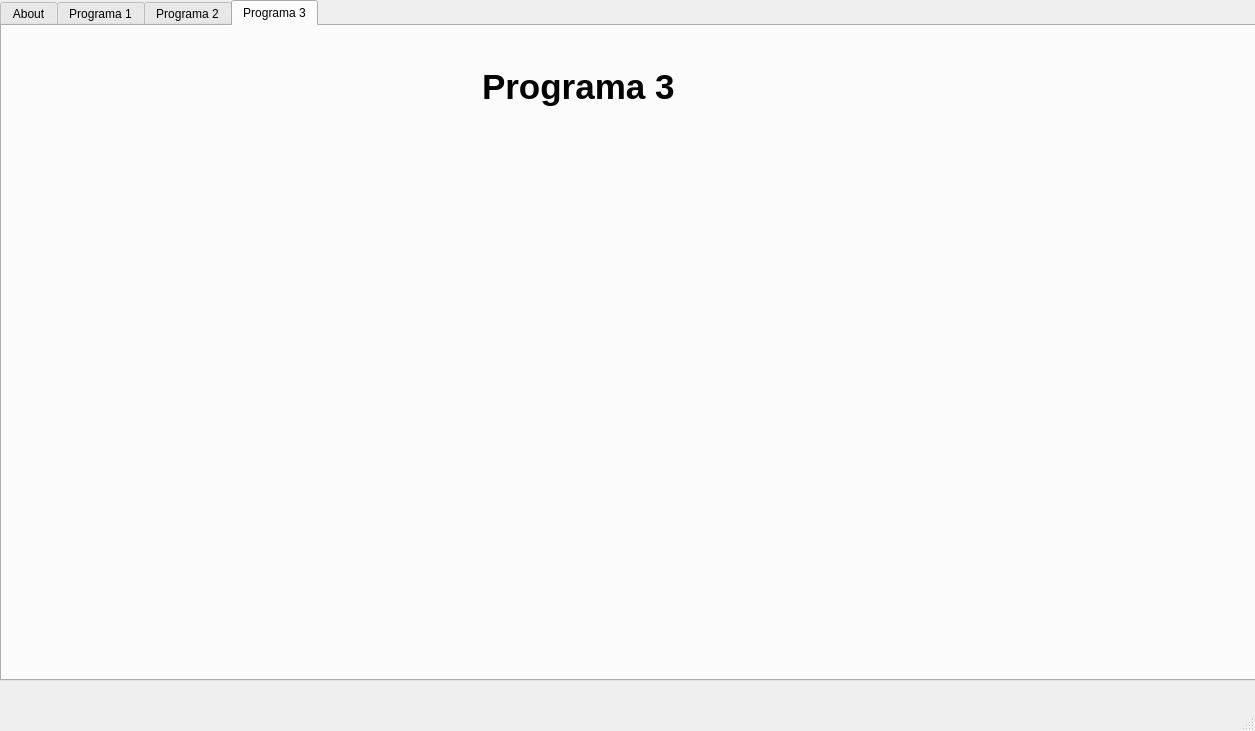
Before: the Qt Designer form ProgramaConUI/InterfazMenu.ui in bryanjimenezchacon/Progra1Algebra, drawn with Qt 5.
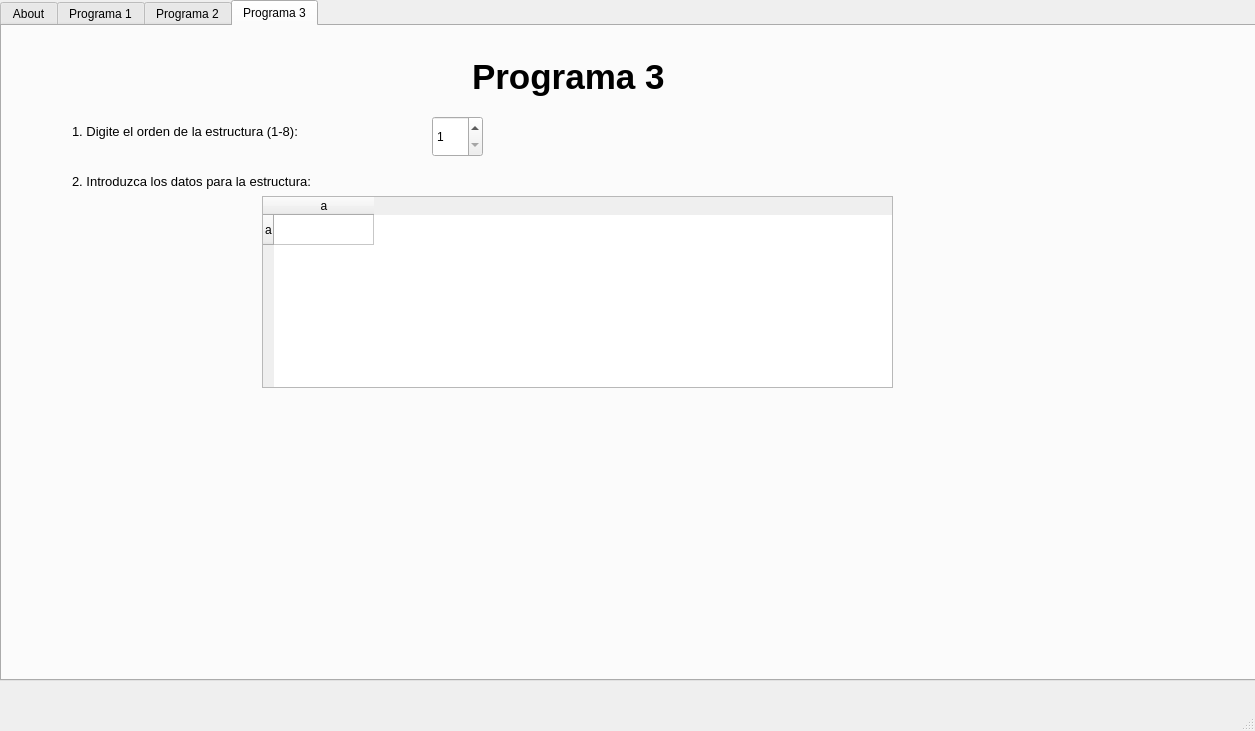
After: the same form once the commit is applied. The open tabs and pages were chosen to show the change.

Commit message: Continuacion Interfaz

Diff of the .ui file:
```diff
--- a/ProgramaConUI/InterfazMenu.ui
+++ b/ProgramaConUI/InterfazMenu.ui
@@ -777,8 +777,8 @@
      <widget class="QLabel" name="label_3">
       <property name="geometry">
        <rect>
-        <x>480</x>
-        <y>10</y>
+        <x>470</x>
+        <y>0</y>
         <width>351</width>
         <height>101</height>
        </rect>
@@ -797,6 +797,81 @@
        <bool>false</bool>
       </property>
      </widget>
+     <widget class="QSpinBox" name="spinBoxOrden">
+      <property name="enabled">
+       <bool>true</bool>
+      </property>
+      <property name="geometry">
+       <rect>
+        <x>430</x>
+        <y>90</y>
+        <width>51</width>
+        <height>41</height>
+       </rect>
+      </property>
+      <property name="minimum">
+       <number>1</number>
+      </property>
+      <property name="maximum">
+       <number>8</number>
+      </property>
+     </widget>
+     <widget class="QLabel" name="nombreOrdenEstructura">
+      <property name="geometry">
+       <rect>
+        <x>70</x>
+        <y>90</y>
+        <width>351</width>
+        <height>31</height>
+       </rect>
+      </property>
+      <property name="font">
+       <font>
+        <pointsize>10</pointsize>
+       </font>
+      </property>
+      <property name="text">
+       <string>1. Digite el orden de la estructura (1-8):</string>
+      </property>
+     </widget>
+     <widget class="QLabel" name="nombreDatosEstructura">
+      <property name="geometry">
+       <rect>
+        <x>70</x>
+        <y>140</y>
+        <width>351</width>
+        <height>31</height>
+       </rect>
+      </property>
+      <property name="font">
+       <font>
+        <pointsize>10</pointsize>
+       </font>
+      </property>
+      <property name="text">
+       <string>2. Introduzca los datos para la estructura:</string>
+      </property>
+     </widget>
+     <widget class="QTableWidget" name="tableWidgetDatosEstructura">
+      <property name="geometry">
+       <rect>
+        <x>260</x>
+        <y>170</y>
+        <width>631</width>
+        <height>192</height>
+       </rect>
+      </property>
+      <row>
+       <property name="text">
+        <string>a</string>
+       </property>
+      </row>
+      <column>
+       <property name="text">
+        <string>a</string>
+       </property>
+      </column>
+     </widget>
     </widget>
    </widget>
    <widget class="QComboBox" name="comboBox_4">
```
Left out of the diff: 2 changed lines with no effect on the pictures. The commit also changes 1 other file.
